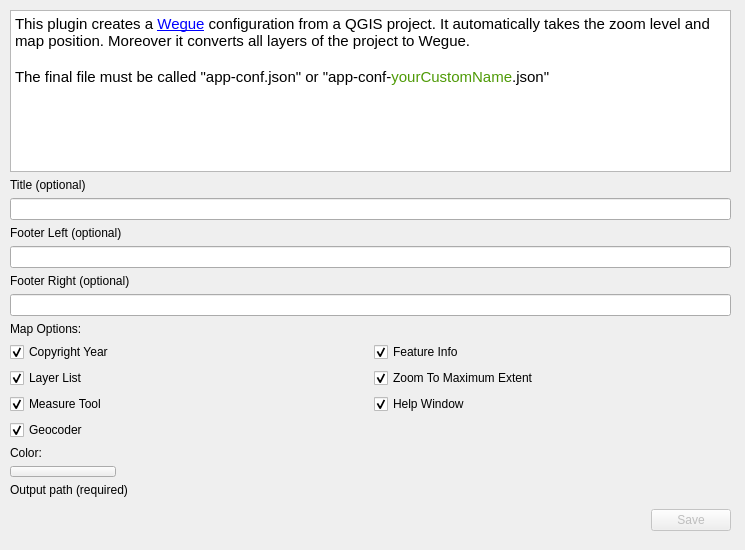
The window that qgis2wegue_dialog_base.ui (meggsimum/qgis2wegue) describes before a commit, drawn with Qt 5.
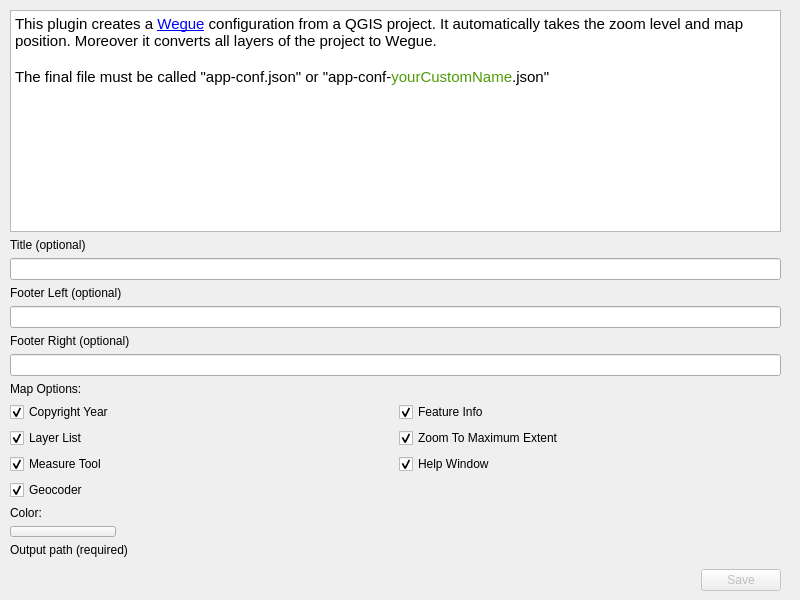
The same window after the commit. Custom widgets are drawn as their Qt base class.

Commit message: Make window size fixed

```diff
--- a/qgis2wegue_dialog_base.ui
+++ b/qgis2wegue_dialog_base.ui
@@ -6,10 +6,28 @@
    <rect>
     <x>0</x>
     <y>0</y>
-    <width>745</width>
-    <height>550</height>
+    <width>800</width>
+    <height>600</height>
    </rect>
   </property>
+  <property name="sizePolicy">
+   <sizepolicy hsizetype="Fixed" vsizetype="Fixed">
+    <horstretch>0</horstretch>
+    <verstretch>0</verstretch>
+   </sizepolicy>
+  </property>
+  <property name="minimumSize">
+   <size>
+    <width>800</width>
+    <height>600</height>
+   </size>
+  </property>
+  <property name="maximumSize">
+   <size>
+    <width>800</width>
+    <height>600</height>
+   </size>
+  </property>
   <property name="windowTitle">
    <string>QGIS2Wegue</string>
   </property>
@@ -18,8 +36,8 @@
     <rect>
      <x>10</x>
      <y>10</y>
-     <width>721</width>
-     <height>521</height>
+     <width>771</width>
+     <height>581</height>
     </rect>
    </property>
    <layout class="QVBoxLayout" name="verticalLayout">
@@ -32,10 +50,10 @@
        <string>&lt;!DOCTYPE HTML PUBLIC &quot;-//W3C//DTD HTML 4.0//EN&quot; &quot;http://www.w3.org/TR/REC-html40/strict.dtd&quot;&gt;
 &lt;html&gt;&lt;head&gt;&lt;meta name=&quot;qrichtext&quot; content=&quot;1&quot; /&gt;&lt;style type=&quot;text/css&quot;&gt;
 p, li { white-space: pre-wrap; }
-&lt;/style&gt;&lt;/head&gt;&lt;body style=&quot; font-family:'Ubuntu'; font-size:11pt; font-weight:400; font-style:normal;&quot;&gt;
-&lt;p style=&quot; margin-top:0px; margin-bottom:0px; margin-left:0px; margin-right:0px; -qt-block-indent:0; text-indent:0px;&quot;&gt;This plugin creates a &lt;a href=&quot;https://github.com/meggsimum/wegue&quot;&gt;&lt;span style=&quot; text-decoration: underline; color:#0000ff;&quot;&gt;Wegue&lt;/span&gt;&lt;/a&gt; configuration from a QGIS project. It automatically takes the zoom level and map position. Moreover it converts all layers of the project to Wegue.&lt;/p&gt;
-&lt;p style=&quot;-qt-paragraph-type:empty; margin-top:0px; margin-bottom:0px; margin-left:0px; margin-right:0px; -qt-block-indent:0; text-indent:0px;&quot;&gt;&lt;br /&gt;&lt;/p&gt;
-&lt;p style=&quot; margin-top:0px; margin-bottom:0px; margin-left:0px; margin-right:0px; -qt-block-indent:0; text-indent:0px;&quot;&gt;The final file must be called &amp;quot;app-conf.json&amp;quot; or &amp;quot;app-conf-&lt;span style=&quot; color:#4e9a06;&quot;&gt;yourCustomName&lt;/span&gt;.json&amp;quot;&lt;/p&gt;&lt;/body&gt;&lt;/html&gt;</string>
+&lt;/style&gt;&lt;/head&gt;&lt;body style=&quot; font-family:'Cantarell'; font-size:11pt; font-weight:400; font-style:normal;&quot;&gt;
+&lt;p style=&quot; margin-top:0px; margin-bottom:0px; margin-left:0px; margin-right:0px; -qt-block-indent:0; text-indent:0px;&quot;&gt;&lt;span style=&quot; font-family:'Ubuntu';&quot;&gt;This plugin creates a &lt;/span&gt;&lt;a href=&quot;https://github.com/meggsimum/wegue&quot;&gt;&lt;span style=&quot; font-family:'Ubuntu'; text-decoration: underline; color:#0000ff;&quot;&gt;Wegue&lt;/span&gt;&lt;/a&gt;&lt;span style=&quot; font-family:'Ubuntu';&quot;&gt; configuration from a QGIS project. It automatically takes the zoom level and map position. Moreover it converts all layers of the project to Wegue.&lt;/span&gt;&lt;/p&gt;
+&lt;p style=&quot;-qt-paragraph-type:empty; margin-top:0px; margin-bottom:0px; margin-left:0px; margin-right:0px; -qt-block-indent:0; text-indent:0px; font-family:'Ubuntu';&quot;&gt;&lt;br /&gt;&lt;/p&gt;
+&lt;p style=&quot; margin-top:0px; margin-bottom:0px; margin-left:0px; margin-right:0px; -qt-block-indent:0; text-indent:0px;&quot;&gt;&lt;span style=&quot; font-family:'Ubuntu';&quot;&gt;The final file must be called &amp;quot;app-conf.json&amp;quot; or &amp;quot;app-conf-&lt;/span&gt;&lt;span style=&quot; font-family:'Ubuntu'; color:#4e9a06;&quot;&gt;yourCustomName&lt;/span&gt;&lt;span style=&quot; font-family:'Ubuntu';&quot;&gt;.json&amp;quot;&lt;/span&gt;&lt;/p&gt;&lt;/body&gt;&lt;/html&gt;</string>
       </property>
       <property name="openExternalLinks">
        <bool>true</bool>
```
